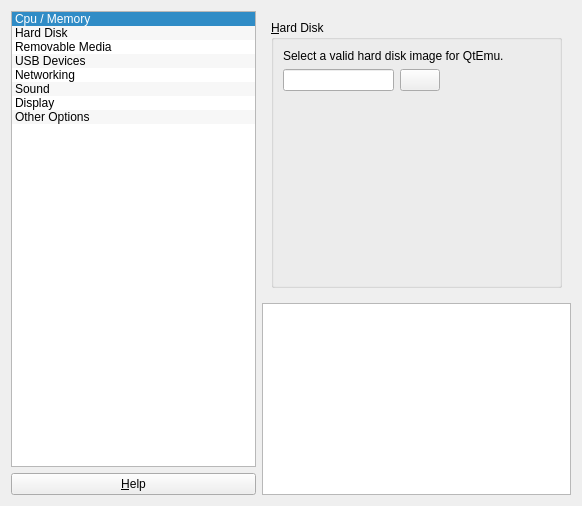
This is ui/settingstab.ui in uwolfer/qtemu as Qt 5 draws it before an edit. The edited form follows.
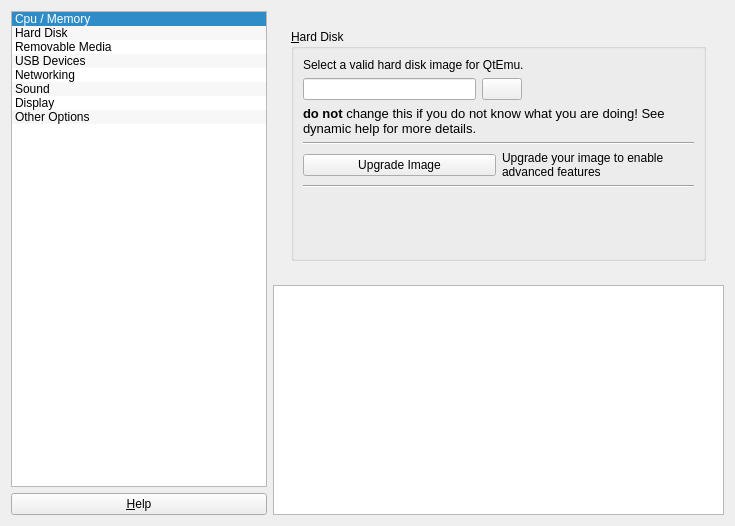
This is the edited form. The open tabs and pages were chosen to show the change. Icons and pictures are not drawn.

Diff of the .ui file:
```diff
--- a/ui/settingstab.ui
+++ b/ui/settingstab.ui
@@ -8,8 +8,8 @@
    <rect>
     <x>0</x>
     <y>0</y>
-    <width>582</width>
-    <height>506</height>
+    <width>735</width>
+    <height>526</height>
    </rect>
   </property>
   <property name="windowTitle" >
@@ -25,9 +25,36 @@
    <item row="0" column="2" >
     <layout class="QVBoxLayout" name="verticalLayout_17" >
      <item>
+      <widget class="QScrollArea" name="scrollArea" >
+       <property name="sizePolicy" >
+        <sizepolicy vsizetype="Expanding" hsizetype="Expanding" >
+         <horstretch>0</horstretch>
+         <verstretch>0</verstretch>
+        </sizepolicy>
+       </property>
+       <property name="frameShape" >
+        <enum>QFrame::NoFrame</enum>
+       </property>
+       <property name="lineWidth" >
+        <number>0</number>
+       </property>
+       <property name="widgetResizable" >
+        <bool>true</bool>
+       </property>
+       <widget class="QWidget" name="scrollAreaWidgetContents" >
+        <property name="geometry" >
+         <rect>
+          <x>0</x>
+          <y>0</y>
+          <width>451</width>
+          <height>308</height>
+         </rect>
+        </property>
+        <layout class="QVBoxLayout" name="verticalLayout_19" >
+         <item>
       <widget class="QStackedWidget" name="settingsStack" >
        <property name="sizePolicy" >
-        <sizepolicy vsizetype="MinimumExpanding" hsizetype="Minimum" >
+            <sizepolicy vsizetype="Preferred" hsizetype="Preferred" >
          <horstretch>10</horstretch>
          <verstretch>10</verstretch>
         </sizepolicy>
@@ -178,8 +205,8 @@
          <rect>
           <x>0</x>
           <y>0</y>
-          <width>362</width>
-          <height>288</height>
+              <width>433</width>
+              <height>290</height>
          </rect>
         </property>
         <property name="helpFile" stdset="0" >
@@ -234,6 +261,55 @@
               </item>
              </layout>
             </item>
+                <item>
+                 <widget class="QLabel" name="label_9" >
+                  <property name="text" >
+                   <string>&lt;!DOCTYPE HTML PUBLIC "-//W3C//DTD HTML 4.0//EN" "http://www.w3.org/TR/REC-html40/strict.dtd">
+&lt;html>&lt;head>&lt;meta name="qrichtext" content="1" />&lt;style type="text/css">
+p, li { white-space: pre-wrap; }
+&lt;/style>&lt;/head>&lt;body style=" font-family:'DejaVu Sans'; font-size:10pt; font-weight:400; font-style:normal;">
+&lt;p style=" margin-top:0px; margin-bottom:0px; margin-left:0px; margin-right:0px; -qt-block-indent:0; text-indent:0px;">&lt;span style=" font-weight:600;">do not&lt;/span> change this if you do not know what you are doing! See dynamic help for more details.&lt;/p>&lt;/body>&lt;/html></string>
+                  </property>
+                  <property name="wordWrap" >
+                   <bool>true</bool>
+                  </property>
+                 </widget>
+                </item>
+                <item>
+                 <widget class="Line" name="line_6" >
+                  <property name="orientation" >
+                   <enum>Qt::Horizontal</enum>
+                  </property>
+                 </widget>
+                </item>
+                <item>
+                 <layout class="QHBoxLayout" name="horizontalLayout" >
+                  <item>
+                   <widget class="QPushButton" name="pushButton" >
+                    <property name="text" >
+                     <string>Upgrade Image</string>
+                    </property>
+                   </widget>
+                  </item>
+                  <item>
+                   <widget class="QLabel" name="label_12" >
+                    <property name="text" >
+                     <string>Upgrade your image to enable advanced features</string>
+                    </property>
+                    <property name="wordWrap" >
+                     <bool>true</bool>
+                    </property>
+                   </widget>
+                  </item>
+                 </layout>
+                </item>
+                <item>
+                 <widget class="Line" name="line_7" >
+                  <property name="orientation" >
+                   <enum>Qt::Horizontal</enum>
+                  </property>
+                 </widget>
+                </item>
             <item>
              <spacer name="verticalSpacer_2" >
               <property name="orientation" >
@@ -257,8 +333,8 @@
          <rect>
           <x>0</x>
           <y>0</y>
-          <width>362</width>
-          <height>288</height>
+              <width>433</width>
+              <height>290</height>
          </rect>
         </property>
         <property name="helpFile" stdset="0" >
@@ -276,15 +352,22 @@
               <property name="text" >
                <string>CD/DVD Image or device:</string>
               </property>
-              <property name="buddy" >
-               <cstring>cdImage</cstring>
-              </property>
              </widget>
             </item>
             <item>
              <layout class="QHBoxLayout" name="horizontalLayout_7" >
               <item>
-               <widget class="QLineEdit" name="cdImage" />
+                   <widget class="QComboBox" name="cdImage" >
+                    <property name="sizePolicy" >
+                     <sizepolicy vsizetype="Fixed" hsizetype="Expanding" >
+                      <horstretch>0</horstretch>
+                      <verstretch>0</verstretch>
+                     </sizepolicy>
+                    </property>
+                    <property name="editable" >
+                     <bool>true</bool>
+                    </property>
+                   </widget>
               </item>
               <item>
                <widget class="QPushButton" name="cdSelectButton" >
@@ -332,15 +415,22 @@
               <property name="text" >
                <string>Floppy disk Image or device:</string>
               </property>
-              <property name="buddy" >
-               <cstring>floppyImage</cstring>
-              </property>
              </widget>
             </item>
             <item>
              <layout class="QHBoxLayout" name="horizontalLayout_6" >
               <item>
-               <widget class="QLineEdit" name="floppyImage" />
+                   <widget class="QComboBox" name="floppyImage" >
+                    <property name="sizePolicy" >
+                     <sizepolicy vsizetype="Fixed" hsizetype="Expanding" >
+                      <horstretch>0</horstretch>
+                      <verstretch>0</verstretch>
+                     </sizepolicy>
+                    </property>
+                    <property name="editable" >
+                     <bool>true</bool>
+                    </property>
+                   </widget>
               </item>
               <item>
                <widget class="QPushButton" name="floppySelectButton" >
@@ -645,6 +735,10 @@
             <string>Other Options</string>
            </property>
            <layout class="QVBoxLayout" name="verticalLayout_16" />
+              </widget>
+             </item>
+            </layout>
+           </widget>
           </widget>
          </item>
         </layout>
```
Lines whose indentation alone changed are shown as unchanged.
